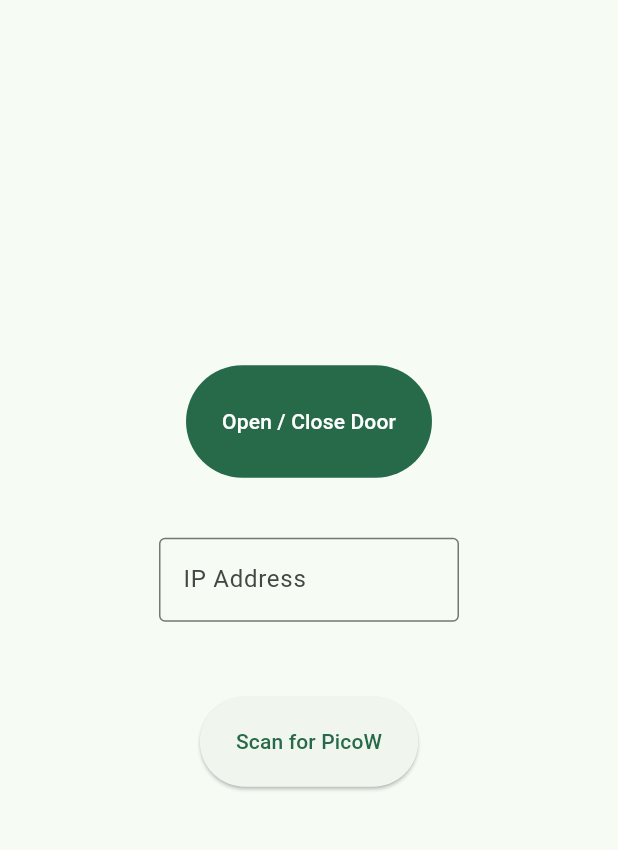
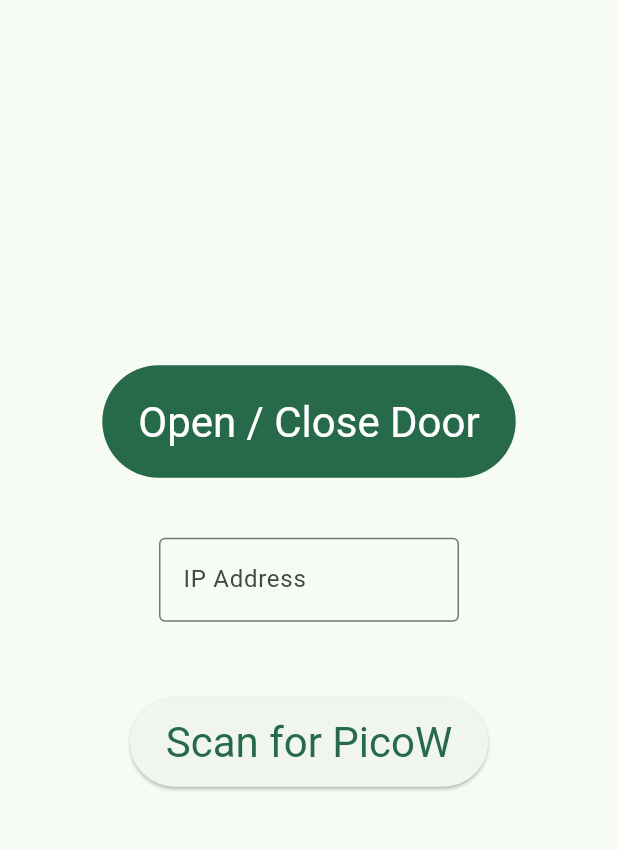
Before and after one commit to JusticeProject/pico_garage_door, a Flutter app: the screen it shows after launch, on a phone screen of 412 x 824 dp, the part 84-934 px from its top. Run offline on Flutter 3.47's test engine with Material 3 defaults, Android fonts, the light colour scheme and no system bars; missing offline and left inert: pointycastle.

Commit message:
making the text bigger

```diff
--- a/flutter_app/lib/main.dart
+++ b/flutter_app/lib/main.dart
@@ -118,6 +118,12 @@ class _MyHomePageState extends State<MyHomePage>
   @override
   Widget build(BuildContext context)
   {
+    final theme = Theme.of(context);
+    // a color that's legible when drawn on primary color (green):
+    final filledStyle = theme.textTheme.headlineMedium!.copyWith(color: theme.colorScheme.onPrimary);
+    // the primary color:
+    final elevatedStyle = theme.textTheme.headlineMedium!.copyWith(color: theme.colorScheme.primary);
+
     return Scaffold(
       appBar: AppBar(
         backgroundColor: Theme.of(context).colorScheme.inversePrimary,
@@ -129,14 +135,16 @@ class _MyHomePageState extends State<MyHomePage>
         child: Column(
           mainAxisAlignment: MainAxisAlignment.center,
           children: <Widget>[
-            SizedBox(height: 75, child: FilledButton(onPressed: _buttonsEnabled ? _onOpenPressed : null, child: Text("Open / Close Door"))),
+            SizedBox(height: 75,
+              child: FilledButton(onPressed: _buttonsEnabled ? _onOpenPressed : null, child: Text("Open / Close Door", style: filledStyle))),
             SizedBox(height: 40),
             SizedBox(width: 200,
               child: TextField(controller: _textController, decoration: InputDecoration(border: OutlineInputBorder(), labelText: "IP Address"),
               ),
             ),
             SizedBox(height: 50),
-            SizedBox(height: 60, child: ElevatedButton(onPressed: _buttonsEnabled ? _onScanPressed : null, child: Text("Scan for PicoW")))
+            SizedBox(height: 60,
+              child: ElevatedButton(onPressed: _buttonsEnabled ? _onScanPressed : null, child: Text("Scan for PicoW", style: elevatedStyle)))
           ],
         ),
       ),
```
